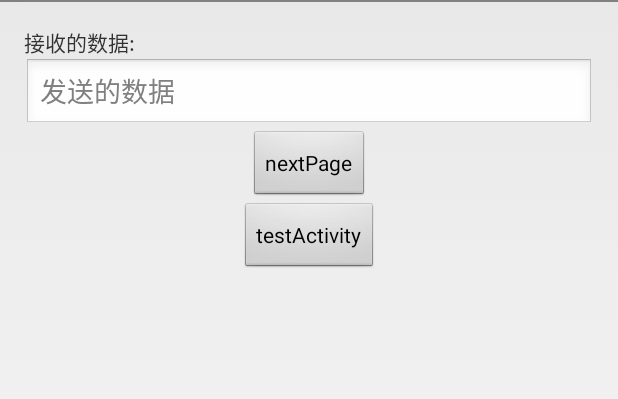
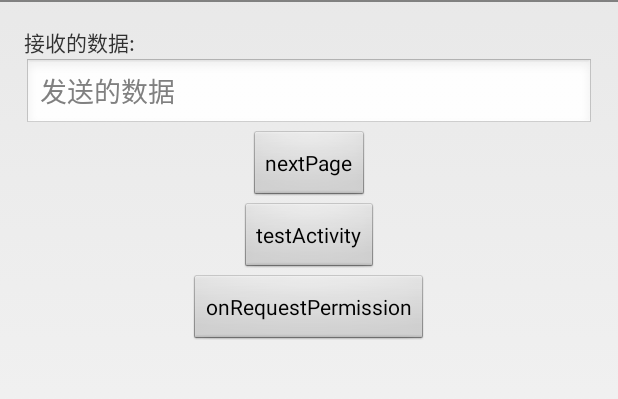
Before and after one commit to DonaldDu/XIntent, an Android app: the screen it shows after launch (XIntentSampleActivity), on a phone screen of 412 x 824 dp, the part 36-435 px from its top. Run offline under Robolectric (Android 15) with nearby library versions, the phone set to English and light mode, and no system bars.

Commit message:
update sample

```diff
--- a/sample/src/main/AndroidManifest.xml
+++ b/sample/src/main/AndroidManifest.xml
@@ -2,6 +2,7 @@
 <manifest xmlns:android="http://schemas.android.com/apk/res/android"
     package="com.dhy.xintentsample">
 
+    <uses-permission android:name="android.permission.CAMERA" />
     <application
         android:allowBackup="true"
         android:icon="@drawable/ic_launcher"
@@ -18,6 +19,9 @@
             </intent-filter>
         </activity>
         <activity android:name="com.dhy.xintentsample.TestActivity" />
+        <activity
+            android:name="com.dhy.xintentsample.RequestPermissionDialogActivity"
+            android:theme="@style/Theme.AppCompat.Dialog" />
     </application>
 
 </manifest>
--- a/sample/src/main/res/layout/activity_main.xml
+++ b/sample/src/main/res/layout/activity_main.xml
@@ -19,9 +19,9 @@
 
     <EditText
         android:id="@+id/editText"
-        android:hint="发送的数据"
         android:layout_width="match_parent"
-        android:layout_height="wrap_content" />
+        android:layout_height="wrap_content"
+        android:hint="发送的数据" />
 
     <Button
         android:id="@+id/button"
@@ -37,4 +37,11 @@
         android:layout_gravity="center_horizontal"
         android:onClick="testActivity"
         android:text="testActivity" />
+
+    <Button
+        android:layout_width="wrap_content"
+        android:layout_height="wrap_content"
+        android:layout_gravity="center_horizontal"
+        android:onClick="onRequestPermission"
+        android:text="onRequestPermission" />
 </LinearLayout>
--- a/sample/src/main/res/values/strings.xml
+++ b/sample/src/main/res/values/strings.xml
@@ -1,3 +1,3 @@
 <resources>
-	<string name="app_name">Sample</string>
+    <string name="app_name">XItentSample</string>
 </resources>
--- a/sample/src/main/res/values/styles.xml
+++ b/sample/src/main/res/values/styles.xml
@@ -5,8 +5,8 @@
         <!-- Customize your theme here. -->
 
     </style>
+
     <style name="test">
-		<!-- Customize your theme here. -->
         <item name="android:background">@color/colorPrimary</item>
         <item name="android:padding">20dp</item>
         <item name="android:gravity">center</item>
```
Also changed, not shown: sample/build.gradle (+4 -3 lines). Lines whose indentation alone changed are shown as unchanged.
